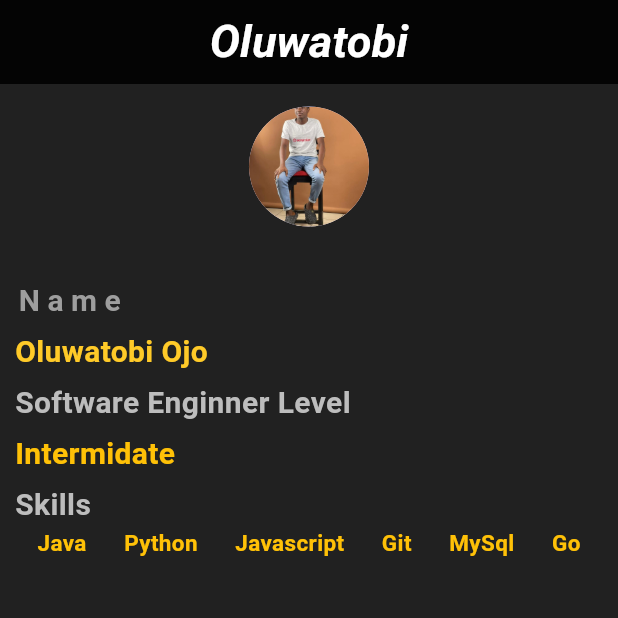
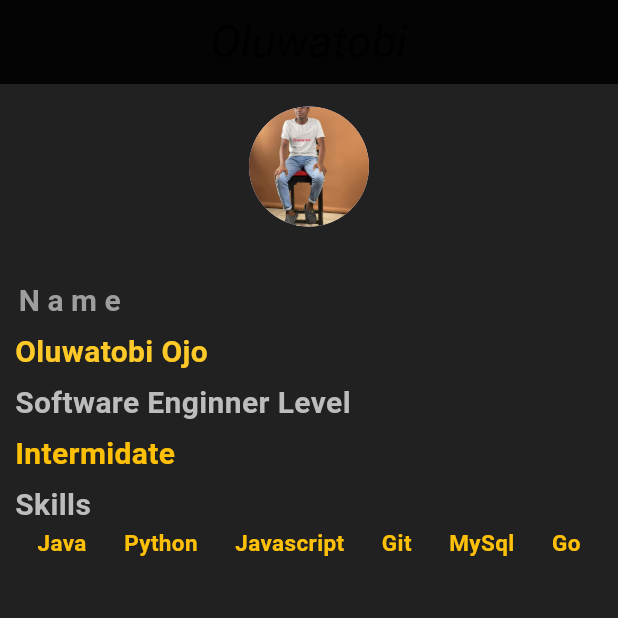
Before and after one commit to Oluwatobiloba-ojo/Flutter_Lesson_1, a Flutter app: the screen it shows after launch, on a phone screen of 412 x 824 dp, the top half of it. Run offline on Flutter 3.47's test engine with Material 3 defaults, Android fonts, the phone set to English and light mode, and no system bars.

Commit message:
worked on a stateless widget

```diff
--- a/lib/main.dart
+++ b/lib/main.dart
@@ -15,14 +15,14 @@ class Home extends StatelessWidget {
         title: Text(
           'Oluwatobi',
           style: TextStyle(
-            color: Colors.white,
-            fontWeight: FontWeight.bold,
+            color: Colors.black,
+            fontWeight: FontWeight.normal,
             fontSize: 30.0,
             fontStyle: FontStyle.italic,
           ),
-          ),
-        backgroundColor: Colors.black87,
-        centerTitle: true,
+      ),
+      backgroundColor: Colors.black87,
+      centerTitle: true,
       ),
       body: Column(
         crossAxisAlignment: CrossAxisAlignment.start,
@@ -35,7 +35,7 @@ class Home extends StatelessWidget {
                 ),
               ),
             ),
-              SizedBox(height: 30.0),
+            SizedBox(height: 30.0),
             Padding(
               padding: EdgeInsets.fromLTRB(10.0, 5.0, 10.0, 0.0),
               child: Text(
```
